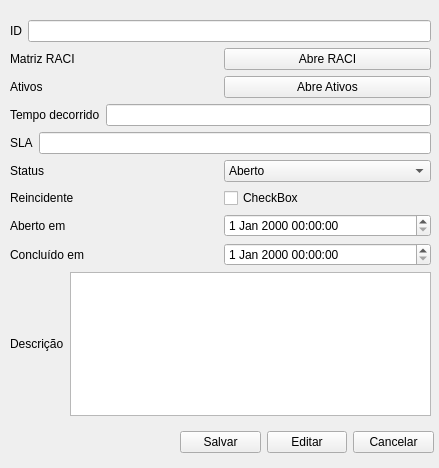
brunosr1985/TCC_NayBru, file cadastrochamado.ui: the form before one commit.
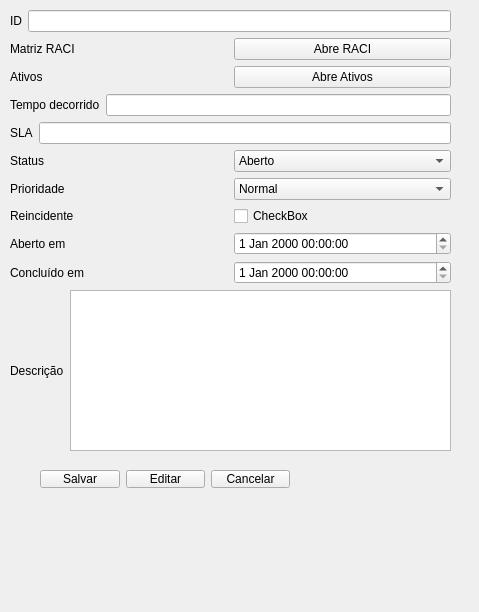
The form after the commit.

```diff
--- a/cadastrochamado.ui
+++ b/cadastrochamado.ui
@@ -6,8 +6,8 @@
    <rect>
     <x>0</x>
     <y>0</y>
-    <width>439</width>
-    <height>468</height>
+    <width>479</width>
+    <height>612</height>
    </rect>
   </property>
   <property name="windowTitle">
@@ -16,10 +16,10 @@
   <widget class="QWidget" name="layoutWidget">
    <property name="geometry">
     <rect>
-     <x>180</x>
-     <y>430</y>
-     <width>254</width>
-     <height>25</height>
+     <x>40</x>
+     <y>470</y>
+     <width>250</width>
+     <height>18</height>
     </rect>
    </property>
    <layout class="QHBoxLayout" name="horizontalLayout">
@@ -50,9 +50,9 @@
    <property name="geometry">
     <rect>
      <x>10</x>
-     <y>20</y>
-     <width>421</width>
-     <height>396</height>
+     <y>10</y>
+     <width>441</width>
+     <height>441</height>
     </rect>
    </property>
    <layout class="QVBoxLayout" name="verticalLayout">
@@ -169,6 +169,26 @@
       </item>
      </layout>
     </item>
+    <item>
+     <layout class="QHBoxLayout" name="horizontalLayout_13">
+      <item>
+       <widget class="QLabel" name="label_11">
+        <property name="text">
+         <string>Prioridade</string>
+        </property>
+       </widget>
+      </item>
+      <item>
+       <widget class="QComboBox" name="comboPrioridade">
+        <item>
+         <property name="text">
+          <string>Normal</string>
+         </property>
+        </item>
+       </widget>
+      </item>
+     </layout>
+    </item>
     <item>
      <layout class="QHBoxLayout" name="horizontalLayout_7">
       <item>
```
